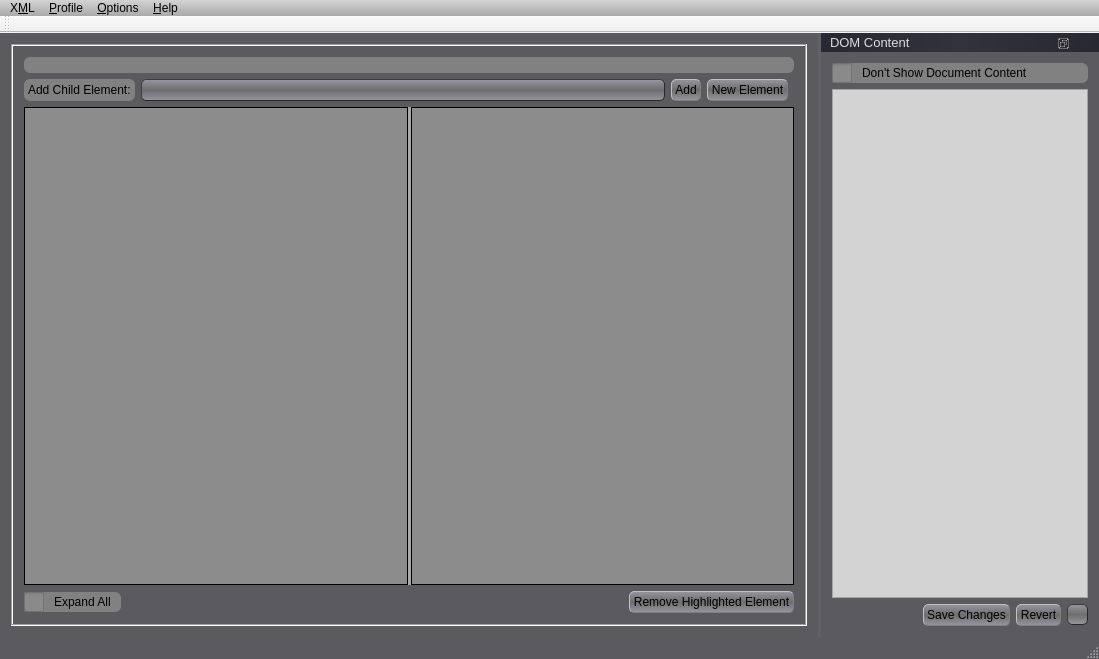
The window that GCXMLGenerator/gcmainwindow.ui (goblincoding/xmlmill) describes before a commit, drawn with Qt 5.
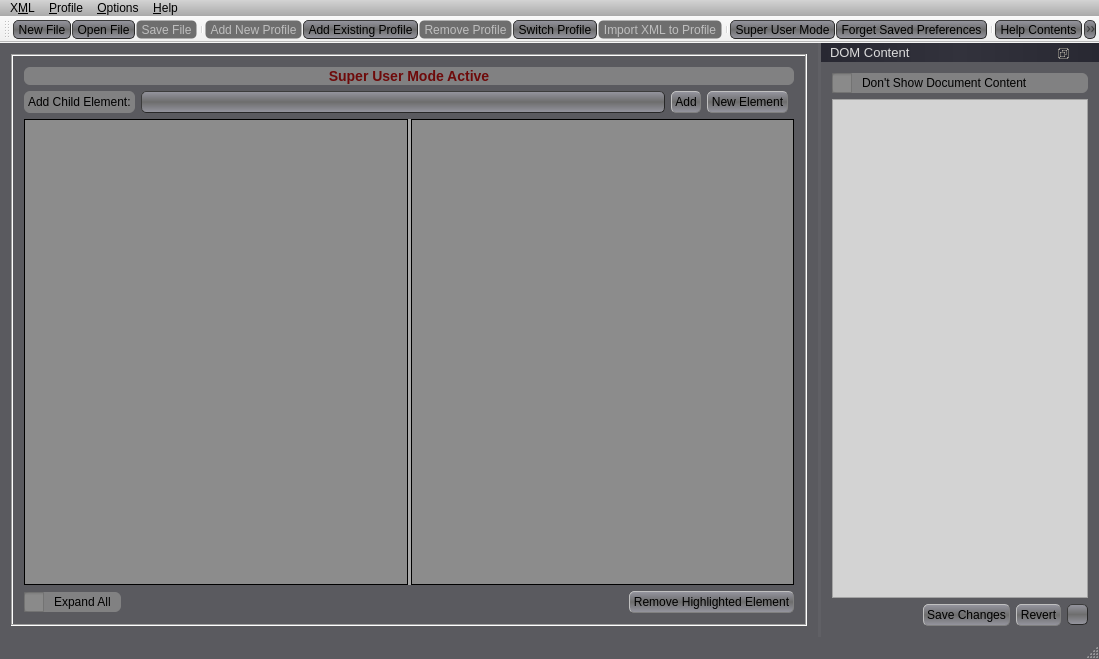
The same window after the commit. Icons and pictures are not drawn.

Commit message: Tweaked icons, added icons to main toolbar and implemented GCDestructiveEditDialog calls and actions.

Patch:
```diff
--- a/GCXMLGenerator/gcmainwindow.ui
+++ b/GCXMLGenerator/gcmainwindow.ui
@@ -96,6 +96,19 @@
   border-style: inset;
 }
 
+QToolButton:default 
+{
+  border-color: gray;
+  border-width: 2px;   
+  background-color: qlineargradient(spread:reflect, x1:0.5, y1:0.5, x2:0.5, y2:1, stop:0 rgba(110, 110, 110, 255), stop:1 rgba(190, 190, 190, 255));
+}
+
+QToolButton:disabled
+{
+  background-color:rgba(110, 110, 110, 255);
+  border-style: flat;
+}
+
 QComboBox
 {
   color: rgb(250, 250, 250 );
@@ -607,10 +620,10 @@
             <enum>QFrame::Raised</enum>
            </property>
            <property name="text">
-            <string/>
+            <string>&lt;h3 style=&quot;color:rgb(110,10,10)&quot;&gt;Super User Mode Active&lt;/h3&gt;</string>
            </property>
-           <property name="pixmap">
-            <pixmap resource="resources/gcresources.qrc">:/resources/superuser.png</pixmap>
+           <property name="textFormat">
+            <enum>Qt::RichText</enum>
            </property>
            <property name="scaledContents">
             <bool>false</bool>
@@ -782,12 +795,33 @@
    <addaction name="menuHelp"/>
   </widget>
   <widget class="QToolBar" name="mainToolBar">
+   <property name="sizePolicy">
+    <sizepolicy hsizetype="Preferred" vsizetype="Fixed">
+     <horstretch>0</horstretch>
+     <verstretch>0</verstretch>
+    </sizepolicy>
+   </property>
    <attribute name="toolBarArea">
     <enum>TopToolBarArea</enum>
    </attribute>
    <attribute name="toolBarBreak">
-    <bool>false</bool>
+    <bool>true</bool>
    </attribute>
+   <addaction name="actionNew"/>
+   <addaction name="actionOpen"/>
+   <addaction name="actionSave"/>
+   <addaction name="separator"/>
+   <addaction name="actionAddNewDatabase"/>
+   <addaction name="actionAddExistingDatabase"/>
+   <addaction name="actionRemoveDatabase"/>
+   <addaction name="actionSwitchSessionDatabase"/>
+   <addaction name="actionImportXMLToDatabase"/>
+   <addaction name="separator"/>
+   <addaction name="actionSuperUserMode"/>
+   <addaction name="actionForgetPreferences"/>
+   <addaction name="separator"/>
+   <addaction name="actionHelpContents"/>
+   <addaction name="actionVisitOfficialSite"/>
   </widget>
   <widget class="QStatusBar" name="statusBar"/>
   <widget class="QDockWidget" name="dockWidget">
@@ -872,6 +906,9 @@
    </widget>
   </widget>
   <action name="actionAddNewDatabase">
+   <property name="enabled">
+    <bool>false</bool>
+   </property>
    <property name="icon">
     <iconset resource="resources/gcresources.qrc">
      <normaloff>:/resources/adddatabase.png</normaloff>:/resources/adddatabase.png</iconset>
@@ -944,6 +981,9 @@
    </property>
   </action>
   <action name="actionRemoveDatabase">
+   <property name="enabled">
+    <bool>false</bool>
+   </property>
    <property name="icon">
     <iconset resource="resources/gcresources.qrc">
      <normaloff>:/resources/removedatabase.png</normaloff>:/resources/removedatabase.png</iconset>
@@ -1057,6 +1097,9 @@
    </property>
   </action>
   <action name="actionImportXMLToDatabase">
+   <property name="enabled">
+    <bool>false</bool>
+   </property>
    <property name="icon">
     <iconset resource="resources/gcresources.qrc">
      <normaloff>:/resources/importxml.png</normaloff>:/resources/importxml.png</iconset>
```
Left out of the diff: 44 changed lines with no effect on the pictures. The commit also changes 4 other files.
